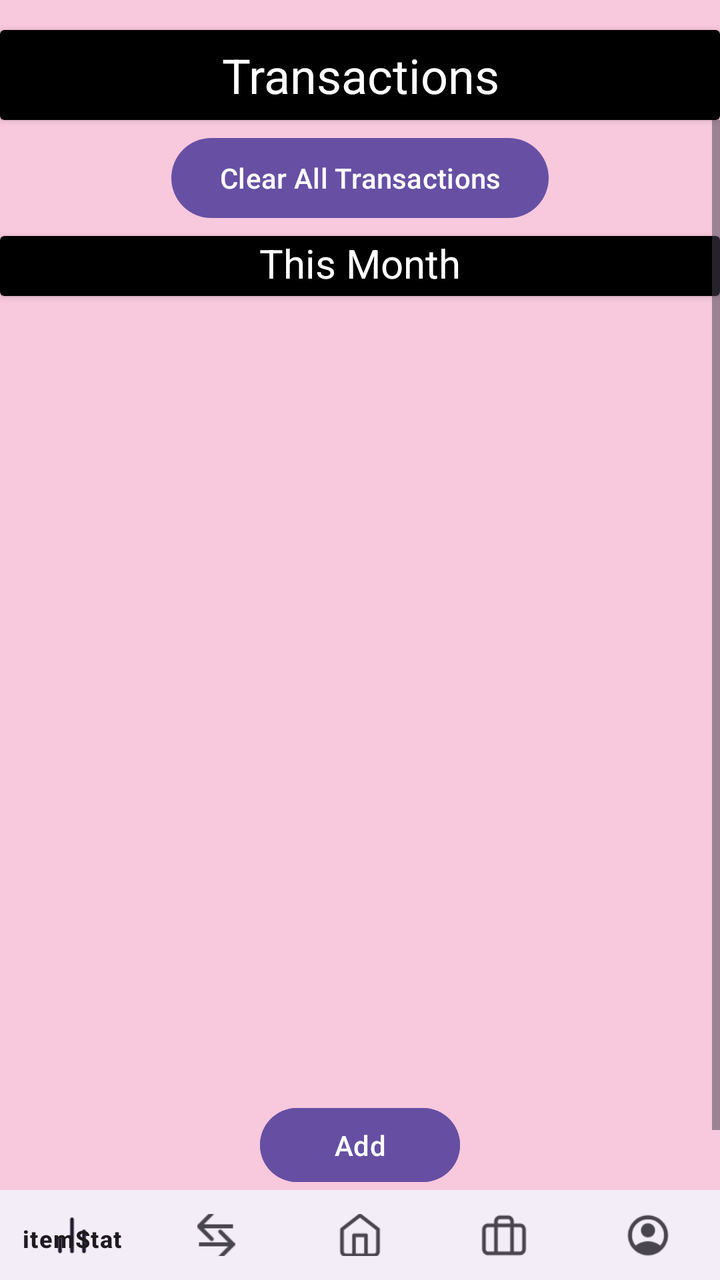
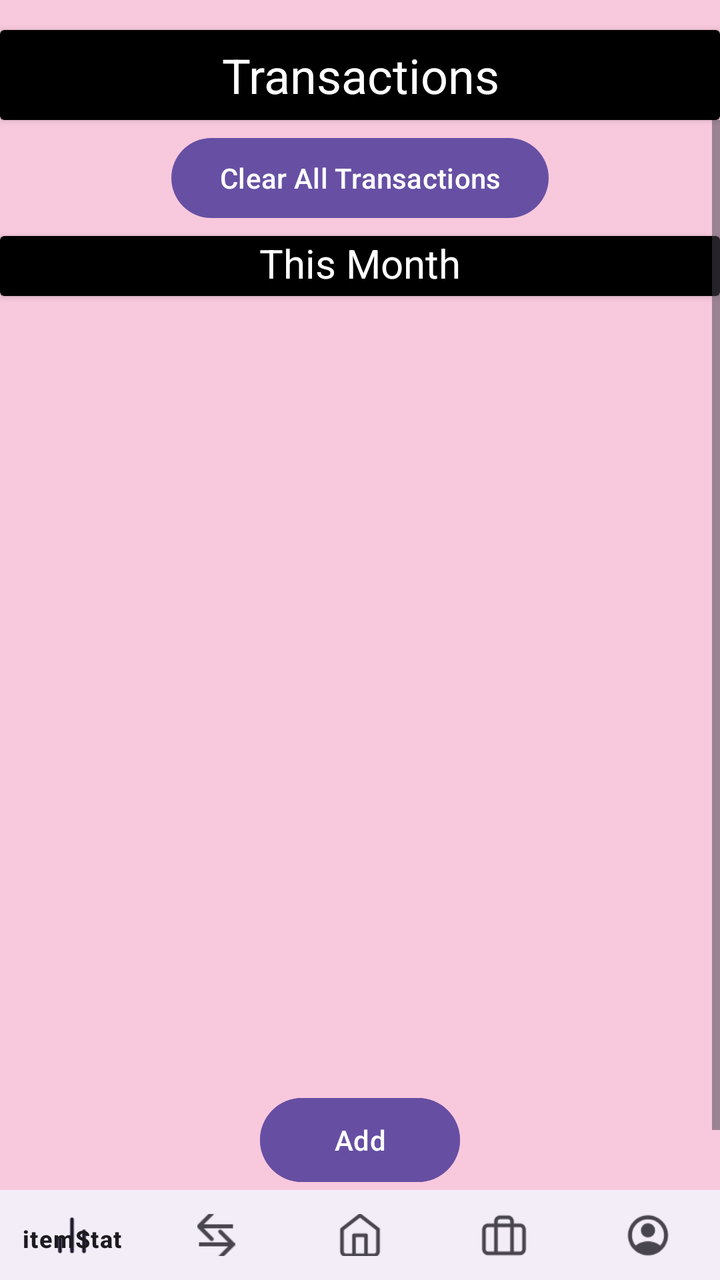

Two renders of the same Android screen: before a commit and after it. Below are the layout's source before the change and the commit's diff.
<!-- AndroidManifest.xml: application theme Theme.PiggyApp -->
<!-- res/layout/activity_transaction_history.xml -->
<?xml version="1.0" encoding="utf-8"?>
<androidx.constraintlayout.widget.ConstraintLayout xmlns:android="http://schemas.android.com/apk/res/android"
    xmlns:app="http://schemas.android.com/apk/res-auto"
    xmlns:tools="http://schemas.android.com/tools"
    android:id="@+id/main"
    android:layout_width="match_parent"
    android:layout_height="match_parent"
    android:background="@color/piggy_pink"
    tools:context=".TransactionHistory">

    <LinearLayout
        android:id="@+id/linearLayout2"
        android:layout_width="0dp"
        android:layout_height="wrap_content"
        android:gravity="center_horizontal"
        android:orientation="vertical"
        app:layout_constraintEnd_toEndOf="parent"
        app:layout_constraintStart_toStartOf="parent"
        app:layout_constraintTop_toTopOf="parent">

        <Space
            android:layout_width="match_parent"
            android:layout_height="15dp" />

        <androidx.cardview.widget.CardView
            android:layout_width="match_parent"
            android:layout_height="45dp"
            app:cardBackgroundColor="@color/piggy_black">

            <TextView
                android:id="@+id/textView2"
                android:layout_width="match_parent"
                android:layout_height="match_parent"
                android:gravity="center_horizontal|center_vertical"
                android:text="Transactions"
                android:textColor="@color/piggy_white"
                android:textSize="24sp" />
        </androidx.cardview.widget.CardView>

        <ScrollView
            android:layout_width="match_parent"
            android:layout_height="match_parent"
            android:layout_gravity="center_horizontal">

            <LinearLayout
                android:layout_width="match_parent"
                android:layout_height="wrap_content"
                android:gravity="center_horizontal"
                android:orientation="vertical">

                <Space
                    android:layout_width="match_parent"
                    android:layout_height="5dp" />

                <Button
                    android:id="@+id/btnClearHistory"
                    android:layout_width="wrap_content"
                    android:layout_height="wrap_content"
                    android:text="Clear All Transactions"
                    app:layout_constraintBottom_toBottomOf="parent"
                    app:layout_constraintEnd_toEndOf="parent"
                    app:layout_constraintStart_toStartOf="parent"
                    app:layout_constraintTop_toBottomOf="@id/recyclerViewTransaction" />

                <Space
                    android:layout_width="match_parent"
                    android:layout_height="5dp" />

                <androidx.cardview.widget.CardView
                    android:layout_width="match_parent"
                    android:layout_height="30dp"
                    app:cardBackgroundColor="@color/piggy_black">

                    <TextView
                        android:id="@+id/textView4"
                        android:layout_width="match_parent"
                        android:layout_height="match_parent"
                        android:gravity="center_horizontal"
                        android:text="This Month"
                        android:textColor="@color/piggy_white"
                        android:textSize="20sp" />
                </androidx.cardview.widget.CardView>

                <Space
                    android:layout_width="match_parent"
                    android:layout_height="5dp" />

                <androidx.recyclerview.widget.RecyclerView
                    android:layout_width="match_parent"
                    android:layout_height="wrap_content">

                </androidx.recyclerview.widget.RecyclerView>

                <Space
                    android:layout_width="match_parent"
                    android:layout_height="5dp" />

                <androidx.recyclerview.widget.RecyclerView
                    android:id="@+id/recyclerViewTransaction"
                    android:layout_width="387dp"
                    android:layout_height="563dp"
                    app:layout_constraintBottom_toTopOf="@id/btnClearHistory"
                    app:layout_constraintEnd_toEndOf="parent"
                    app:layout_constraintStart_toStartOf="parent"
                    app:layout_constraintTop_toTopOf="parent"
                    tools:listitem="@layout/item_transaction" />

                <Space
                    android:layout_width="match_parent"
                    android:layout_height="5dp" />

            </LinearLayout>
        </ScrollView>

    </LinearLayout>

    <LinearLayout
        android:layout_width="match_parent"
        android:layout_height="90dp"
        android:gravity="center_horizontal"
        android:orientation="vertical"
        app:layout_constraintBottom_toBottomOf="parent">

        <Button
            android:id="@+id/btnAddTransactionPage"
            android:layout_width="100dp"
            android:layout_height="45dp"
            android:layout_gravity="center_horizontal|center_vertical"
            android:backgroundTint="@color/piggy_purple"
            android:gravity="center_horizontal|center_vertical"
            android:text="Add"
            android:textAlignment="center"
            android:textColor="@color/piggy_white" />

        <com.google.android.material.bottomnavigation.BottomNavigationView
            android:layout_width="match_parent"
            android:layout_height="45dp"
            app:menu="@menu/navigation_bar" />
    </LinearLayout>
</androidx.constraintlayout.widget.ConstraintLayout>
<!-- res/layout/item_transaction.xml (included above) -->
<?xml version="1.0" encoding="utf-8"?>
<LinearLayout xmlns:android="http://schemas.android.com/apk/res/android"
    xmlns:app="http://schemas.android.com/apk/res-auto"
    android:layout_width="330dp"
    android:layout_height="wrap_content"
    android:gravity="center_horizontal"
    android:orientation="vertical"
    android:padding="10dp">

    <TextView
        android:id="@+id/tvTransactionDate"
        android:layout_width="match_parent"
        android:layout_height="25dp"
        android:gravity="center_horizontal|center_vertical"
        android:text="TransactionDate"
        android:textColor="@color/piggy_black"
        android:textSize="18sp"
        android:textStyle="bold" />

    <Space
        android:layout_width="match_parent"
        android:layout_height="10dp" />

    <LinearLayout
        android:id="@+id/llAmount"
        android:layout_width="match_parent"
        android:layout_height="45dp"
        android:orientation="horizontal">

        <TextView
            android:id="@+id/textView42"
            android:layout_width="135dp"
            android:layout_height="match_parent"
            android:layout_weight="1"
            android:gravity="center_horizontal|center_vertical"
            android:text="Amount"
            android:textColor="@color/piggy_black"
            android:textSize="16sp" />

        <TextView
            android:id="@+id/tvTransactionAmount"
            android:layout_width="175dp"
            android:layout_height="match_parent"
            android:layout_weight="1"
            android:gravity="center_horizontal|center_vertical"
            android:text="R3000.00"
            android:textColor="@color/piggy_black"
            android:textSize="16sp" />
    </LinearLayout>

    <LinearLayout
        android:id="@+id/llType"
        android:layout_width="match_parent"
        android:layout_height="45dp"
        android:orientation="horizontal">

        <TextView
            android:id="@+id/textView45"
            android:layout_width="135dp"
            android:layout_height="match_parent"
            android:layout_weight="1"
            android:gravity="center_horizontal|center_vertical"
            android:text="Type"
            android:textColor="@color/piggy_black"
            android:textSize="16sp" />

        <TextView
            android:id="@+id/tvTransactionType"
            android:layout_width="175dp"
            android:layout_height="match_parent"
            android:layout_weight="1"
            android:gravity="center_horizontal|center_vertical"
            android:text="Expense"
            android:textColor="@color/piggy_black"
            android:textSize="16sp" />
    </LinearLayout>

    <LinearLayout
        android:id="@+id/llCategory"
        android:layout_width="match_parent"
        android:layout_height="45dp"
        android:orientation="horizontal">

        <TextView
            android:id="@+id/textView41"
            android:layout_width="135dp"
            android:layout_height="match_parent"
            android:layout_weight="1"
            android:text="Category"
            android:gravity="center_horizontal|center_vertical"
            android:textColor="@color/piggy_black"
            android:textSize="16sp"/>

        <TextView
            android:id="@+id/tvTransactionCategory"
            android:layout_width="175dp"
            android:layout_height="match_parent"
            android:layout_weight="1"
            android:gravity="center_horizontal|center_vertical"
            android:text="Groceries"
            android:textColor="@color/piggy_black"
            android:textSize="16sp" />

    </LinearLayout>

    <LinearLayout
        android:id="@+id/llRecurring"
        android:layout_width="match_parent"
        android:layout_height="45dp"
        android:orientation="horizontal">

        <TextView
            android:id="@+id/textView47"
            android:layout_width="135dp"
            android:layout_height="match_parent"
            android:layout_weight="1"
            android:text="Recurs"
            android:gravity="center_horizontal|center_vertical"
            android:textColor="@color/piggy_black"
            android:textSize="16sp"/>

        <TextView
            android:id="@+id/tvTransactionRecurrence"
            android:layout_width="175dp"
            android:layout_height="match_parent"
            android:layout_weight="1"
            android:text="No"
            android:gravity="center_horizontal|center_vertical"
            android:textColor="@color/piggy_black"
            android:textSize="16sp"/>
    </LinearLayout>

    <TextView
        android:id="@+id/tvTransactionDescription"
        android:layout_width="175dp"
        android:layout_height="match_parent"
        android:layout_weight="1"
        android:gravity="center_horizontal|center_vertical"
        android:text="Description"
        android:textColor="@color/piggy_black"
        android:textSize="16sp" />

    <ImageView
        android:id="@+id/ivTransImage"
        android:layout_width="match_parent"
        android:layout_height="wrap_content"
        app:srcCompat="@android:drawable/ic_menu_gallery" />
</LinearLayout>
<!-- resources referenced by this layout -->
<resources>
  <color name="piggy_black">#000000</color>
  <color name="piggy_pink">#F8C8DC</color>
  <color name="piggy_purple">#664FA3</color>
  <color name="piggy_white">#FFFFFF</color>
  <style name="Theme.PiggyApp" parent="Base.Theme.PiggyApp" />
  <style name="Base.Theme.PiggyApp" parent="Theme.Material3.DayNight.NoActionBar">
          
          
      </style>
</resources>

<!-- the commit's change to res/layout/activity_transaction_history.xml (unified diff, before → after) -->
@@ -116,15 +116,17 @@
 
     <LinearLayout
         android:layout_width="match_parent"
-        android:layout_height="90dp"
+        android:layout_height="95dp"
         android:gravity="center_horizontal"
         android:orientation="vertical"
-        app:layout_constraintBottom_toBottomOf="parent">
+        app:layout_constraintBottom_toBottomOf="parent"
+        app:layout_constraintEnd_toEndOf="parent"
+        app:layout_constraintStart_toStartOf="parent">
 
         <Button
             android:id="@+id/btnAddTransactionPage"
             android:layout_width="100dp"
-            android:layout_height="45dp"
+            android:layout_height="50dp"
             android:layout_gravity="center_horizontal|center_vertical"
             android:backgroundTint="@color/piggy_purple"
             android:gravity="center_horizontal|center_vertical"
@@ -133,6 +135,7 @@
             android:textColor="@color/piggy_white" />
 
         <com.google.android.material.bottomnavigation.BottomNavigationView
+            android:id="@+id/BottomNavigationView"
             android:layout_width="match_parent"
             android:layout_height="45dp"
             app:menu="@menu/navigation_bar" />
